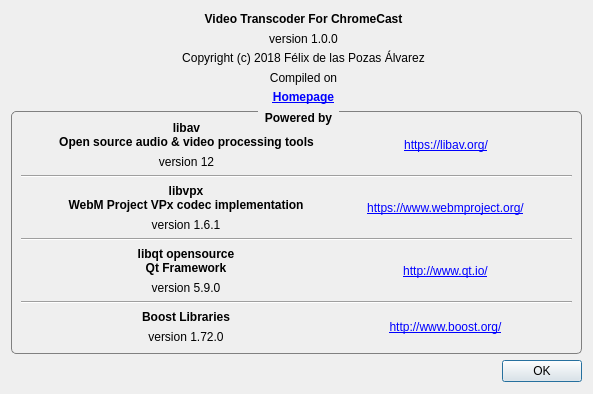
Old version of the form AboutDialog.ui in the repository FelixdelasPozas/VideoTranscoderForChromecast.
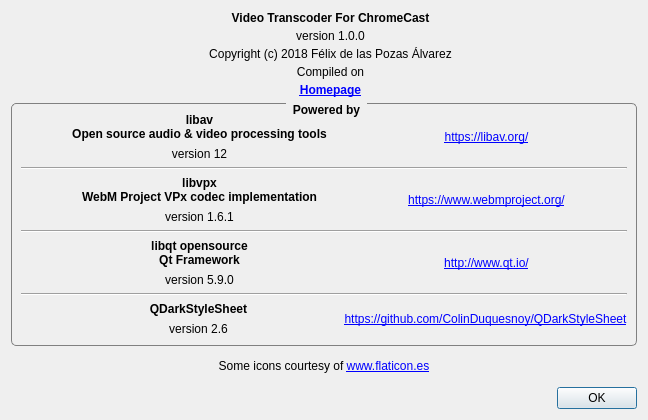
New version of the form. Icons and pictures are not drawn.

Commit message: Remove Boost libraries dependency and use std::filesystem instead. QDarkstyle themes.

The edit to the form file:
```diff
--- a/AboutDialog.ui
+++ b/AboutDialog.ui
@@ -6,20 +6,20 @@
    <rect>
     <x>0</x>
     <y>0</y>
-    <width>593</width>
-    <height>394</height>
+    <width>648</width>
+    <height>420</height>
    </rect>
   </property>
   <property name="minimumSize">
    <size>
-    <width>593</width>
-    <height>394</height>
+    <width>648</width>
+    <height>420</height>
    </size>
   </property>
   <property name="maximumSize">
    <size>
-    <width>593</width>
-    <height>394</height>
+    <width>648</width>
+    <height>420</height>
    </size>
   </property>
   <property name="windowTitle">
@@ -29,7 +29,7 @@
    <iconset resource="rsc/resources.qrc">
     <normaloff>:/VideoTranscoder/application.ico</normaloff>:/VideoTranscoder/application.ico</iconset>
   </property>
-  <layout class="QVBoxLayout" name="verticalLayout">
+  <layout class="QVBoxLayout" name="verticalLayout" stretch="1,1,0">
    <item>
     <layout class="QVBoxLayout" name="verticalLayout_2">
      <item>
@@ -427,7 +427,13 @@
         <item>
          <layout class="QHBoxLayout" name="horizontalLayout_4">
           <item>
-           <widget class="QLabel" name="label_9">
+           <widget class="QLabel" name="label_4">
+            <property name="minimumSize">
+             <size>
+              <width>32</width>
+              <height>32</height>
+             </size>
+            </property>
             <property name="maximumSize">
              <size>
               <width>32</width>
@@ -456,7 +462,7 @@
                </font>
               </property>
               <property name="text">
-               <string>Boost Libraries</string>
+               <string>QDarkStyleSheet</string>
               </property>
               <property name="alignment">
                <set>Qt::AlignCenter</set>
@@ -466,7 +472,7 @@
             <item>
              <widget class="QLabel" name="m_boostVersion">
               <property name="text">
-               <string>version 1.72.0</string>
+               <string>version 2.6</string>
               </property>
               <property name="alignment">
                <set>Qt::AlignCenter</set>
@@ -478,7 +484,7 @@
           <item>
            <widget class="QLabel" name="label_8">
             <property name="text">
-             <string>&lt;a href=&quot;http://www.boost.org/&quot;&gt;http://www.boost.org/&lt;/a&gt;</string>
+             <string>&lt;a href=&quot;https://github.com/ColinDuquesnoy/QDarkStyleSheet&quot;&gt;https://github.com/ColinDuquesnoy/QDarkStyleSheet&lt;/a&gt;</string>
             </property>
             <property name="alignment">
              <set>Qt::AlignCenter</set>
@@ -495,14 +501,21 @@
      </item>
     </layout>
    </item>
+   <item>
+    <widget class="QLabel" name="label_18">
+     <property name="text">
+      <string>Some icons courtesy of &lt;a href=&quot;https://www.flaticon.es/&quot; title=&quot;Flaticon&quot;&gt; www.flaticon.es&lt;/a&gt;</string>
+     </property>
+     <property name="alignment">
+      <set>Qt::AlignCenter</set>
+     </property>
+     <property name="openExternalLinks">
+      <bool>true</bool>
+     </property>
+    </widget>
+   </item>
    <item>
     <widget class="QDialogButtonBox" name="buttonBox">
-     <property name="maximumSize">
-      <size>
-       <width>575</width>
-       <height>23</height>
-      </size>
-     </property>
      <property name="orientation">
       <enum>Qt::Horizontal</enum>
      </property>
```
Left out of the diff: 18 changed lines with no effect on the pictures. The commit also changes 226 other files.
